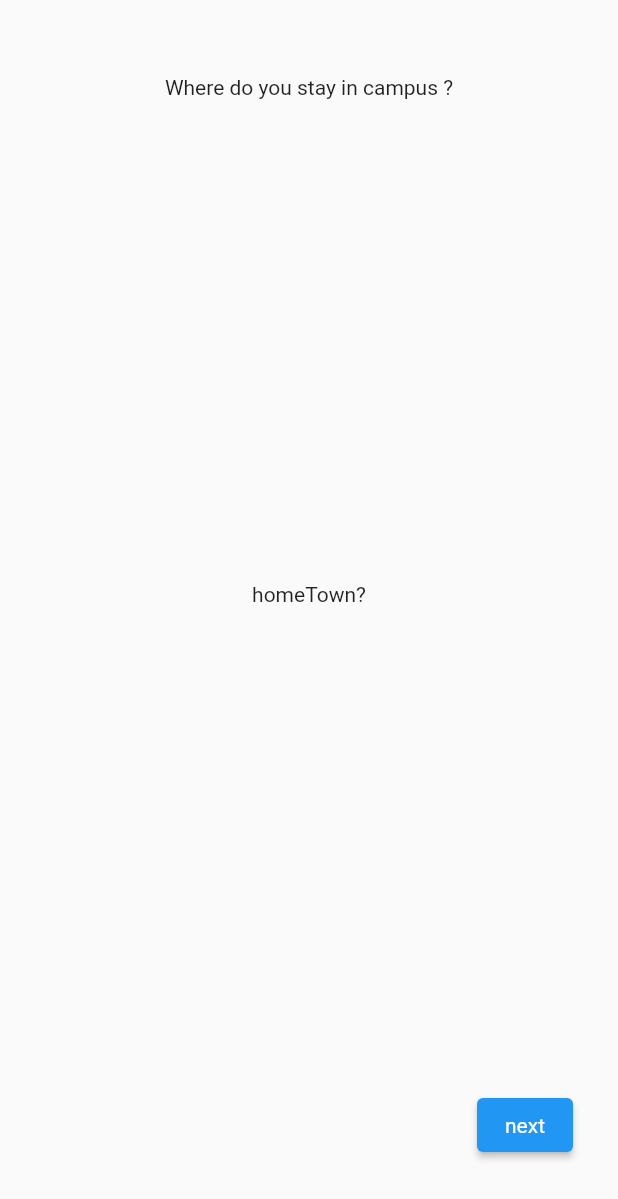
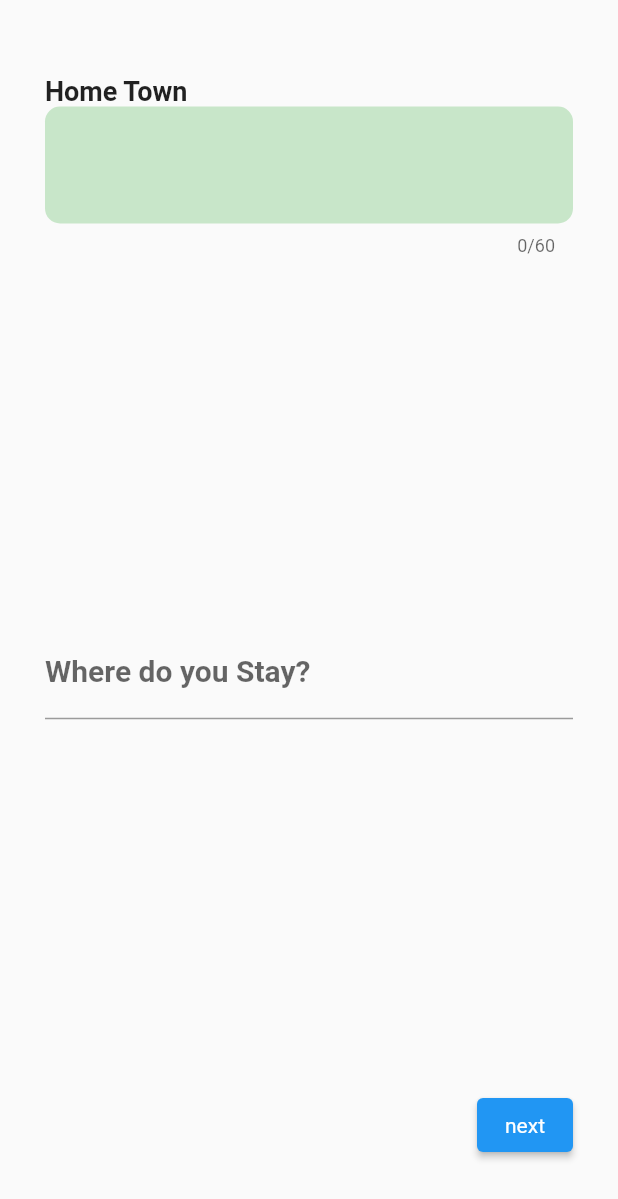
Before and after one commit to withewolf-dev/freelance-nahor, a Flutter app: the FreelanceStepOne screen opened by its route, after a tap on "next", on a phone screen of 412 x 824 dp. Shown: the top 1199 px of the screen. Run offline on Flutter 3.47's test engine with Material 2 defaults, Android fonts, the phone set to English and light mode, and no system bars; drawn by our look-alikes of flutter_typeahead; our stand-ins replace auto_route, bloc, carousel_slider, firebase_auth, firebase_core, flutter_bloc and 1 more; accounts and stored records are empty; network calls fail.

Commit message:
fixing auth flow

```diff
--- a/lib/bloc/authflow/authflow_bloc.dart
+++ b/lib/bloc/authflow/authflow_bloc.dart
@@ -1,6 +1,7 @@
 import 'dart:async';
 
 import 'package:bloc/bloc.dart';
+import 'package:http/http.dart';
 import 'package:meta/meta.dart';
 
 part 'authflow_event.dart';
@@ -14,5 +15,13 @@ class AuthflowBloc extends Bloc<AuthflowEvent, AuthflowState> {
     AuthflowEvent event,
   ) async* {
     // TODO: implement mapEventToState
+    if (event is StepOneEvent) {
+      yield CreateFreelanceUser(session: event.session, dept: event.dept);
+      yield StepOneDone();
+    }
+    if (event is StepTwoEvent) {
+      yield CreateFreelanceUser(campus: event.campus, hometown: event.hometown);
+      yield StepTwoDone();
+    }
   }
 }
--- a/lib/bloc/authflow/authflow_event.dart
+++ b/lib/bloc/authflow/authflow_event.dart
@@ -7,18 +7,23 @@ class CancelRegistration extends AuthflowEvent {}
 
 class RegistrationDone extends AuthflowEvent {}
 
-class ChooseDeptEvent extends AuthflowEvent {
+class StepOneEvent extends AuthflowEvent {
+  final String session;
   final String dept;
-  ChooseDeptEvent({required this.dept});
+
+  StepOneEvent({required this.dept, required this.session});
 }
 
-class SessionEvent extends AuthflowEvent {
-  final String session = "asdasd";
+class StepTwoEvent extends AuthflowEvent {
+  final String hometown;
+  final String campus;
+
+  StepTwoEvent({required this.campus, required this.hometown});
 }
 
 class ChooseCategEvent extends AuthflowEvent {
-  final String category;
-  ChooseCategEvent({required this.category});
+  final String category = "asdadsada";
+  // ChooseCategEvent({required this.category});
 }
 
 class HomeTownEvent extends AuthflowEvent {
--- a/lib/bloc/authflow/authflow_state.dart
+++ b/lib/bloc/authflow/authflow_state.dart
@@ -4,3 +4,18 @@ part of 'authflow_bloc.dart';
 abstract class AuthflowState {}
 
 class AuthflowInitial extends AuthflowState {}
+
+class CreateFreelanceUser extends AuthflowState {
+  final String? session;
+  final String? category;
+  final String? dept;
+  final String? hometown;
+  final String? campus;
+
+  CreateFreelanceUser(
+      {this.category, this.session, this.dept, this.campus, this.hometown});
+}
+
+class StepOneDone extends AuthflowState {}
+
+class StepTwoDone extends AuthflowState {}
--- a/lib/pages/auth/auth_flow/freelanceStep_one.dart
+++ b/lib/pages/auth/auth_flow/freelanceStep_one.dart
@@ -1,8 +1,10 @@
 import 'package:flutter/material.dart';
+import 'package:flutter_bloc/flutter_bloc.dart';
 import 'package:kilo/bloc/authflow/authflow_bloc.dart';
 import 'package:kilo/router/app_router.gr.dart';
 import 'package:kilo/widgets/auth/chooseDept.dart';
 import 'package:kilo/widgets/auth/nextBtn.dart';
+import 'package:auto_route/auto_route.dart';
 
 class FreelanceStepOne extends StatefulWidget {
   FreelanceStepOne({Key? key}) : super(key: key);
@@ -23,6 +25,7 @@ class _FreelanceStepOneState extends State<FreelanceStepOne> {
   final TextEditingController typeAheadController = TextEditingController();
 
   bool isbool = false;
+  String session = '0000';
 
   void nextBtn() {
     setState(() {
@@ -30,10 +33,25 @@ class _FreelanceStepOneState extends State<FreelanceStepOne> {
     });
   }
 
+  void getSession(year) {
+    setState(() {
+      session = year;
+    });
+    print("****************************88");
+    print(session);
+  }
+
   @override
   Widget build(BuildContext context) {
     return Scaffold(
-      body: SafeArea(
+      body: BlocListener<AuthflowBloc, AuthflowState>(
+        listener: (context, state) {
+          // TODO: implement listener
+          if (state is StepOneDone) {
+            context.pushRoute(FreelanceStepTwo());
+          }
+        },
+        child: SafeArea(
           child: SingleChildScrollView(
             child: Container(
               width: double.infinity,
@@ -49,11 +67,25 @@ class _FreelanceStepOneState extends State<FreelanceStepOne> {
                       typeAheadController: typeAheadController,
                       isbool: isbool,
                       nextbtn: nextBtn),
-                nextButton(
-                    context: context,
-                    page: FreelanceStepTwo(),
-                    Authevent: ChooseDeptEvent(dept: "dept")),
+                  Session(getSession: getSession),
+                  Container(
+                    alignment: AlignmentDirectional.bottomEnd,
+                    child: ElevatedButton(
+                      onPressed: () {
+                        BlocProvider.of<AuthflowBloc>(context).add(StepOneEvent(
+                            dept: typeAheadController.text, session: session));
+                        //context.pushRoute(page);
+                      },
+                      child: Text("next"),
+                    ),
+                  ),
+                  // nextButton(
+                  //     context: context,
+                  //     page: FreelanceStepTwo(),
+                  //     authevent: StepOneEvent(
+                  //         dept: typeAheadController.text, session: session)),
                 ],
+              ),
             ),
           ),
         ),
@@ -98,15 +130,61 @@ class Header extends StatelessWidget {
 }
 
 class Session extends StatefulWidget {
-  const Session({Key? key}) : super(key: key);
+  final Function getSession;
+  const Session({Key? key, required this.getSession}) : super(key: key);
 
   @override
   _SessionState createState() => _SessionState();
 }
 
 class _SessionState extends State<Session> {
+  final myController = TextEditingController();
+
+  @override
+  void initState() {
+    super.initState();
+
+    // Start listening to changes.
+    myController.addListener(_printLatestValue);
+  }
+
+  @override
+  void dispose() {
+    // Clean up the controller when the widget is removed from the
+    // widget tree.
+    myController.dispose();
+    super.dispose();
+  }
+
+  void _printLatestValue() {
+    print('Second text field: ${myController.text}');
+    widget.getSession(myController.text);
+  }
+
   @override
   Widget build(BuildContext context) {
-    return Container();
+    return Container(
+      child: Column(
+        crossAxisAlignment: CrossAxisAlignment.start,
+        children: [
+          Text("Session ending year",
+              style: TextStyle(fontWeight: FontWeight.bold, fontSize: 18)),
+          TextField(
+            decoration: InputDecoration(
+              filled: true,
+              fillColor: Colors.green.shade100,
+              border: OutlineInputBorder(
+                borderRadius: BorderRadius.circular(10),
+                borderSide: BorderSide.none,
+              ),
+            ),
+            maxLength: 3,
+            maxLines: 1,
+            keyboardType: TextInputType.number,
+            controller: myController,
+          ),
+        ],
+      ),
+    );
   }
 }
--- a/lib/pages/auth/auth_flow/freelanceStep_two.dart
+++ b/lib/pages/auth/auth_flow/freelanceStep_two.dart
@@ -1,14 +1,46 @@
 import 'package:flutter/material.dart';
+import 'package:flutter_bloc/flutter_bloc.dart';
+import 'package:kilo/bloc/authflow/authflow_bloc.dart';
+import 'package:kilo/widgets/auth/freelanceStepTwo/campus.dart';
+import 'package:kilo/widgets/auth/freelanceStepTwo/hometown.dart';
 import 'package:kilo/widgets/auth/nextBtn.dart';
 import 'package:kilo/router/app_router.gr.dart';
+import 'package:auto_route/auto_route.dart';
 
-class FreelanceStepTwo extends StatelessWidget {
+class FreelanceStepTwo extends StatefulWidget {
   const FreelanceStepTwo({Key? key}) : super(key: key);
+
+  @override
+  _FreelanceStepTwoState createState() => _FreelanceStepTwoState();
+}
+
+class _FreelanceStepTwoState extends State<FreelanceStepTwo> {
+  String campus = "";
+  String hometown = "";
+
+  void getCampus(data) {
+    setState(() {
+      campus = data;
+    });
+  }
+
+  void getHomeTown(data) {
+    setState(() {
+      hometown = data;
+    });
+  }
 
   @override
   Widget build(BuildContext context) {
     return Scaffold(
-      body: SafeArea(
+      body: BlocListener<AuthflowBloc, AuthflowState>(
+        listener: (context, state) {
+          // TODO: implement listener
+          if (state is StepTwoDone) {
+            context.pushRoute(FreelanceStepThree());
+          }
+        },
+        child: SafeArea(
           child: SingleChildScrollView(
             child: Container(
               width: double.infinity,
@@ -18,10 +50,26 @@ class FreelanceStepTwo extends StatelessWidget {
                 mainAxisAlignment: MainAxisAlignment.spaceBetween,
                 //crossAxisAlignment: CrossAxisAlignment.center,
                 children: <Widget>[
-                Text("Where do you stay in campus ?"),
-                Text("homeTown?"),
-                nextButton(context: context, page: FreelanceStepThree())
+                  HomeTown(getHomeTown: getHomeTown),
+                  CampusStay(getCampus: getCampus),
+                  Container(
+                    alignment: AlignmentDirectional.bottomEnd,
+                    child: ElevatedButton(
+                      onPressed: () {
+                        BlocProvider.of<AuthflowBloc>(context).add(
+                            StepTwoEvent(campus: campus, hometown: hometown));
+                        //context.pushRoute(page);
+                      },
+                      child: Text("next"),
+                    ),
+                  ),
+                  // nextButton(
+                  //     context: context,
+                  //     page: FreelanceStepThree(),
+                  //     authevent:
+                  //         StepTwoEvent(campus: campus, hometown: hometown))
                 ],
+              ),
             ),
           ),
         ),
--- /dev/null
+++ b/lib/widgets/auth/freelanceStepTwo/campus.dart
@@ -0,0 +1,69 @@
+import 'package:flutter/material.dart';
+import 'package:flutter_typeahead/flutter_typeahead.dart';
+
+class CampusStay extends StatefulWidget {
+  final Function getCampus;
+  CampusStay({
+    Key? key,
+    required this.getCampus,
+  }) : super(key: key);
+
+  @override
+  _CampusStayState createState() => _CampusStayState();
+}
+
+class _CampusStayState extends State<CampusStay> {
+  final TextEditingController typeAheadController = TextEditingController();
+
+  final List<String> list = ["on-campus", "off-campus"];
+
+  @override
+  void initState() {
+    super.initState();
+
+    // Start listening to changes.
+    typeAheadController.addListener(_printLatestValue);
+  }
+
+  @override
+  void dispose() {
+    // Clean up the controller when the widget is removed from the
+    // widget tree.
+    typeAheadController.dispose();
+    super.dispose();
+  }
+
+  void _printLatestValue() {
+    print('campus text field: ${typeAheadController.text}');
+    widget.getCampus(typeAheadController.text);
+  }
+
+  @override
+  Widget build(BuildContext context) {
+    return Column(
+      children: [
+        // ElevatedButton(onPressed:  , child: Text("data")),
+        TypeAheadField(
+          textFieldConfiguration: TextFieldConfiguration(
+              controller: typeAheadController,
+              decoration: InputDecoration(
+                  labelText: 'Where do you Stay?',
+                  labelStyle:
+                      TextStyle(fontWeight: FontWeight.bold, fontSize: 20))),
+          suggestionsCallback: (pattern) => list.where(
+              (item) => item.toLowerCase().contains(pattern.toLowerCase())),
+          itemBuilder: (context, suggestion) {
+            print("---------------------");
+            print(suggestion);
+            return ListTile(
+              title: Text(suggestion.toString()),
+            );
+          },
+          onSuggestionSelected: (suggestion) {
+            suggestion = typeAheadController.text;
+          },
+        ),
+      ],
+    );
+  }
+}
--- /dev/null
+++ b/lib/widgets/auth/freelanceStepTwo/hometown.dart
@@ -0,0 +1,58 @@
+import 'package:flutter/material.dart';
+
+class HomeTown extends StatefulWidget {
+  final Function getHomeTown;
+  const HomeTown({Key? key, required this.getHomeTown}) : super(key: key);
+
+  @override
+  _HomeTownState createState() => _HomeTownState();
+}
+
+class _HomeTownState extends State<HomeTown> {
+  final myController = TextEditingController();
+
+  @override
+  void initState() {
+    super.initState();
+
+    // Start listening to changes.
+    myController.addListener(_printLatestValue);
+  }
+
+  @override
+  void dispose() {
+    // Clean up the controller when the widget is removed from the
+    // widget tree.
+    myController.dispose();
+    super.dispose();
+  }
+
+  void _printLatestValue() {
+    print('home town text field: ${myController.text}');
+    widget.getHomeTown(myController.text);
+  }
+
+  @override
+  Widget build(BuildContext context) {
+    return Column(
+      crossAxisAlignment: CrossAxisAlignment.start,
+      children: [
+        Text("Home Town",
+            style: TextStyle(fontWeight: FontWeight.bold, fontSize: 18)),
+        TextField(
+          decoration: InputDecoration(
+            filled: true,
+            fillColor: Colors.green.shade100,
+            border: OutlineInputBorder(
+              borderRadius: BorderRadius.circular(10),
+              borderSide: BorderSide.none,
+            ),
+          ),
+          maxLength: 60,
+          maxLines: 2,
+          controller: myController,
+        ),
+      ],
+    );
+  }
+}
--- a/lib/widgets/auth/nextBtn.dart
+++ b/lib/widgets/auth/nextBtn.dart
@@ -5,13 +5,13 @@ import 'package:kilo/bloc/authflow/authflow_bloc.dart';
 import 'package:kilo/bloc/google_Signin/google_signin_bloc.dart';
 import 'package:kilo/router/app_router.gr.dart';
 
-Widget nextButton({required BuildContext context, required page, Authevent}) =>
+Widget nextButton({required BuildContext context, required page, authevent}) =>
     Container(
       alignment: AlignmentDirectional.bottomEnd,
       child: ElevatedButton(
         onPressed: () {
-          // BlocProvider.of<AuthflowBloc>(context).add(Authevent());
-          context.pushRoute(page);
+          BlocProvider.of<AuthflowBloc>(context).add(authevent());
+          //context.pushRoute(page);
         },
         child: Text("next"),
       ),
```
Also changed, not shown: lib/pages/auth/auth_flow/freelanceStep_three.dart (+13 -0 lines). Lines whose indentation alone changed are shown as unchanged.
